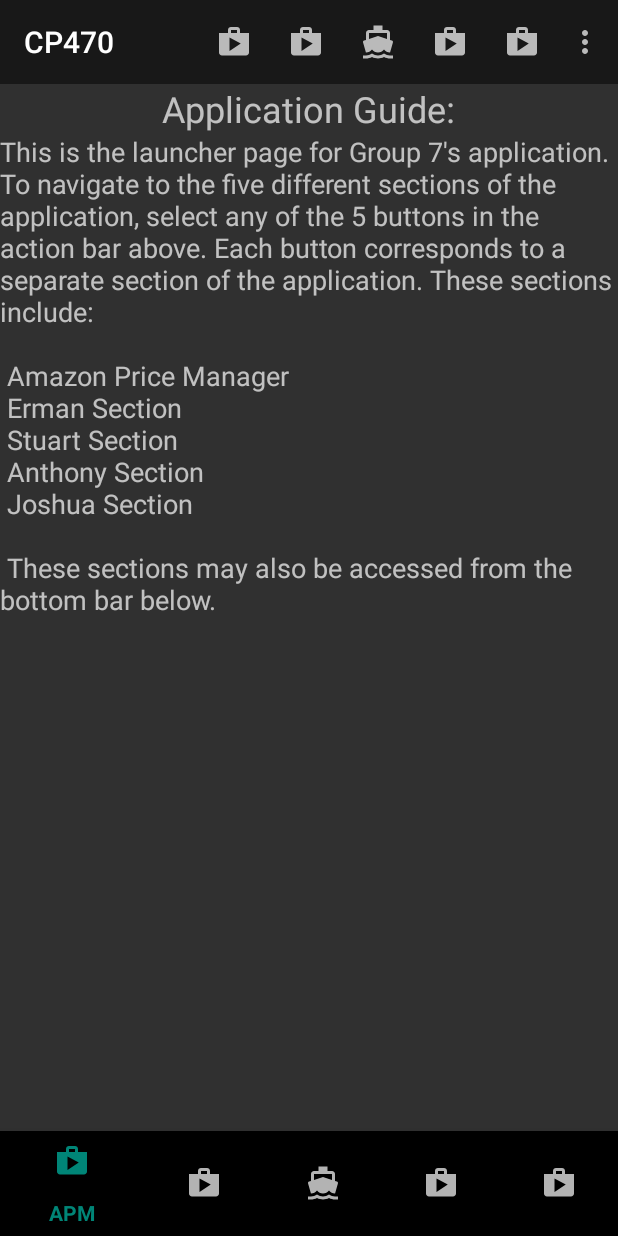
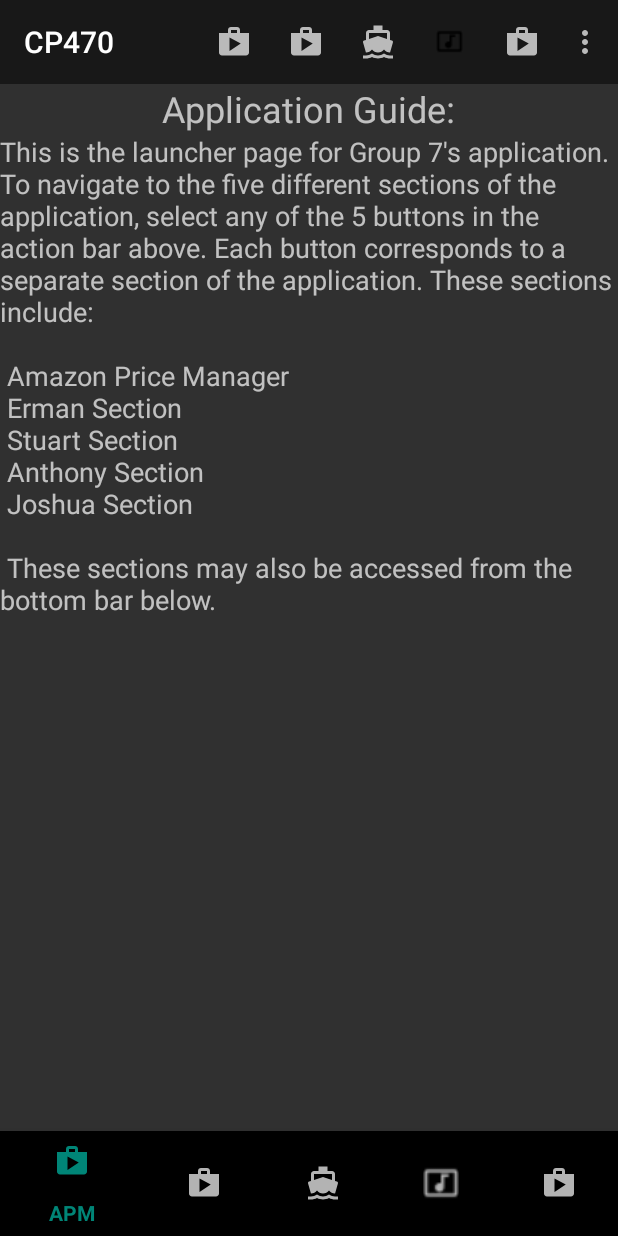
Before and after one commit to Mookeis/CP470-Group7-Final-Project, an Android app: the screen it shows after launch (MainActivity), on a phone screen of 412 x 824 dp. Run offline under Robolectric (Android 15) with nearby library versions, the phone set to English and light mode, and no system bars.

Commit message:
Updated Icon on Main toolbars
Updated Icon on Main toolbars

```diff
--- a/app/src/main/res/menu/main_nav_items.xml
+++ b/app/src/main/res/menu/main_nav_items.xml
@@ -19,7 +19,7 @@
     <item
         android:id="@+id/anthonyBottomButton"
         android:title="@string/anthonyTitle"
-        android:icon="@drawable/baseline_shop_24"
+        android:icon="@drawable/baseline_music_video_black_18dp"
          />
     <item
         android:id="@+id/joshBottomButton"
--- a/app/src/main/res/menu/main_toolbar_menu.xml
+++ b/app/src/main/res/menu/main_toolbar_menu.xml
@@ -21,7 +21,7 @@
     <item
         android:id="@+id/anthonyButton"
         android:title="@string/anthonyTitle"
-        android:icon="@drawable/baseline_shop_24"
+        android:icon="@drawable/baseline_music_video_black_18dp"
         app:showAsAction="always" />
     <item
         android:id="@+id/joshButton"
```
